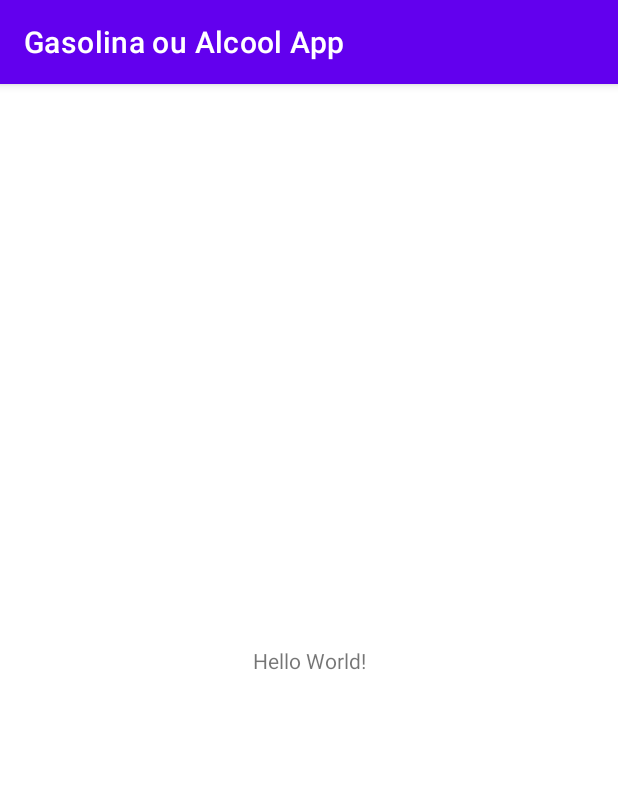
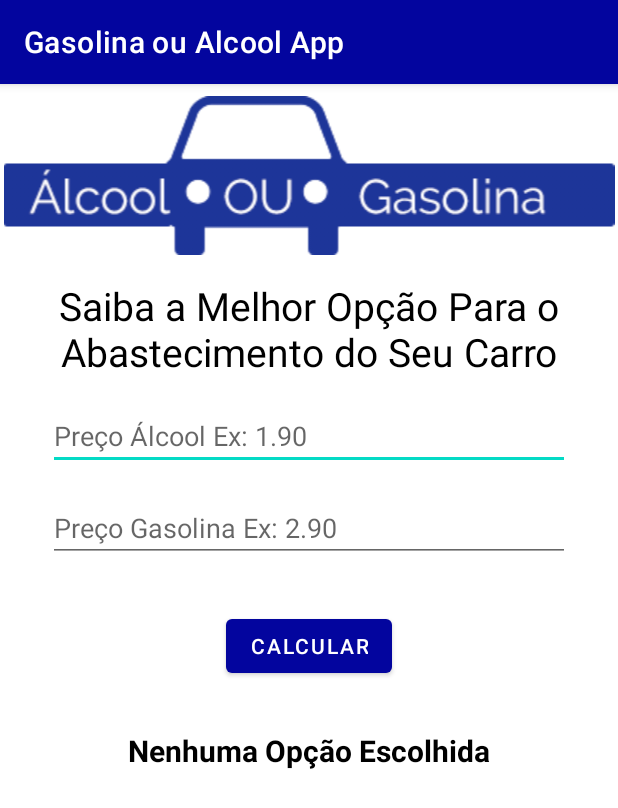
Before and after one commit to PatrickPortes/GasolinaouAlcoolApp, an Android app: the screen it shows after launch (MainActivity), on a phone screen of 412 x 824 dp. Shown: the top 808 px of the screen. Run offline under Robolectric (Android 15) with nearby library versions, the phone set to English and light mode, and no system bars.

Commit message:
configuracoes de interface
criação do layout, definição do design (cores, textos, tamanhos, medidas, etc) e nomeado o id dos componentes

```diff
--- a/app/src/main/res/layout/activity_main.xml
+++ b/app/src/main/res/layout/activity_main.xml
@@ -6,13 +6,87 @@
     android:layout_height="match_parent"
     tools:context=".MainActivity">
 
-    <TextView
+    <ImageView
+        android:id="@+id/imageView"
+        android:layout_width="0dp"
+        android:layout_height="wrap_content"
+        android:layout_marginTop="8dp"
+        app:layout_constraintEnd_toEndOf="parent"
+        app:layout_constraintStart_toStartOf="parent"
+        app:layout_constraintTop_toTopOf="parent"
+        app:srcCompat="@drawable/logo" />
+
+    <Button
+        android:id="@+id/button"
         android:layout_width="wrap_content"
         android:layout_height="wrap_content"
-        android:text="Hello World!"
-        app:layout_constraintBottom_toBottomOf="parent"
+        android:layout_marginStart="32dp"
+        android:layout_marginTop="32dp"
+        android:layout_marginEnd="32dp"
+        android:onClick="buttonCalcular"
+        android:text="Calcular"
         app:layout_constraintEnd_toEndOf="parent"
         app:layout_constraintStart_toStartOf="parent"
-        app:layout_constraintTop_toTopOf="parent" />
+        app:layout_constraintTop_toBottomOf="@+id/editTextPrecoGasolina" />
 
+    <TextView
+        android:id="@+id/textView"
+        android:layout_width="0dp"
+        android:layout_height="wrap_content"
+        android:layout_marginStart="16dp"
+        android:layout_marginTop="16dp"
+        android:layout_marginEnd="16dp"
+        android:text="Saiba a Melhor Opção Para o Abastecimento do Seu Carro"
+        android:textAlignment="center"
+        android:textColor="@color/black"
+        android:textSize="26dp"
+        app:layout_constraintEnd_toEndOf="parent"
+        app:layout_constraintStart_toStartOf="parent"
+        app:layout_constraintTop_toBottomOf="@+id/imageView" />
+
+    <EditText
+        android:id="@+id/editTextPrecoAlcool"
+        android:layout_width="0dp"
+        android:layout_height="wrap_content"
+        android:layout_marginStart="32dp"
+        android:layout_marginTop="16dp"
+        android:layout_marginEnd="32dp"
+        android:ems="10"
+        android:hint="Preço Álcool Ex: 1.90"
+        android:inputType="numberDecimal"
+        app:layout_constraintEnd_toEndOf="parent"
+        app:layout_constraintStart_toStartOf="parent"
+        app:layout_constraintTop_toBottomOf="@+id/textView"
+        tools:ignore="TouchTargetSizeCheck" />
+
+    <EditText
+        android:id="@+id/editTextPrecoGasolina"
+        android:layout_width="0dp"
+        android:layout_height="wrap_content"
+        android:layout_marginStart="32dp"
+        android:layout_marginTop="16dp"
+        android:layout_marginEnd="32dp"
+        android:ems="10"
+        android:hint="Preço Gasolina Ex: 2.90"
+        android:inputType="numberDecimal"
+        app:layout_constraintEnd_toEndOf="parent"
+        app:layout_constraintStart_toStartOf="parent"
+        app:layout_constraintTop_toBottomOf="@+id/editTextPrecoAlcool"
+        tools:ignore="TouchTargetSizeCheck" />
+
+    <TextView
+        android:id="@+id/textViewOpcaoEscolhida"
+        android:layout_width="wrap_content"
+        android:layout_height="wrap_content"
+        android:layout_marginStart="32dp"
+        android:layout_marginTop="32dp"
+        android:layout_marginEnd="32dp"
+        android:text="Nenhuma Opção Escolhida"
+        android:textAlignment="center"
+        android:textColor="@color/black"
+        android:textSize="20sp"
+        android:textStyle="bold"
+        app:layout_constraintEnd_toEndOf="parent"
+        app:layout_constraintStart_toStartOf="parent"
+        app:layout_constraintTop_toBottomOf="@+id/button" />
 </androidx.constraintlayout.widget.ConstraintLayout>
--- a/app/src/main/res/values-night/themes.xml
+++ b/app/src/main/res/values-night/themes.xml
@@ -2,9 +2,9 @@
     <!-- Base application theme. -->
     <style name="Theme.GasolinaOuAlcoolApp" parent="Theme.MaterialComponents.DayNight.DarkActionBar">
         <!-- Primary brand color. -->
-        <item name="colorPrimary">@color/purple_200</item>
+        <item name="colorPrimary">#03059E</item>
         <item name="colorPrimaryVariant">@color/purple_700</item>
-        <item name="colorOnPrimary">@color/black</item>
+        <item name="colorOnPrimary">@color/white</item>
         <!-- Secondary brand color. -->
         <item name="colorSecondary">@color/teal_200</item>
         <item name="colorSecondaryVariant">@color/teal_200</item>
--- a/app/src/main/res/values/themes.xml
+++ b/app/src/main/res/values/themes.xml
@@ -2,7 +2,7 @@
     <!-- Base application theme. -->
     <style name="Theme.GasolinaOuAlcoolApp" parent="Theme.MaterialComponents.DayNight.DarkActionBar">
         <!-- Primary brand color. -->
-        <item name="colorPrimary">@color/purple_500</item>
+        <item name="colorPrimary">#03059E</item>
         <item name="colorPrimaryVariant">@color/purple_700</item>
         <item name="colorOnPrimary">@color/white</item>
         <!-- Secondary brand color. -->
```
Also changed, not shown: app/src/main/res/drawable/logo.png (added).
